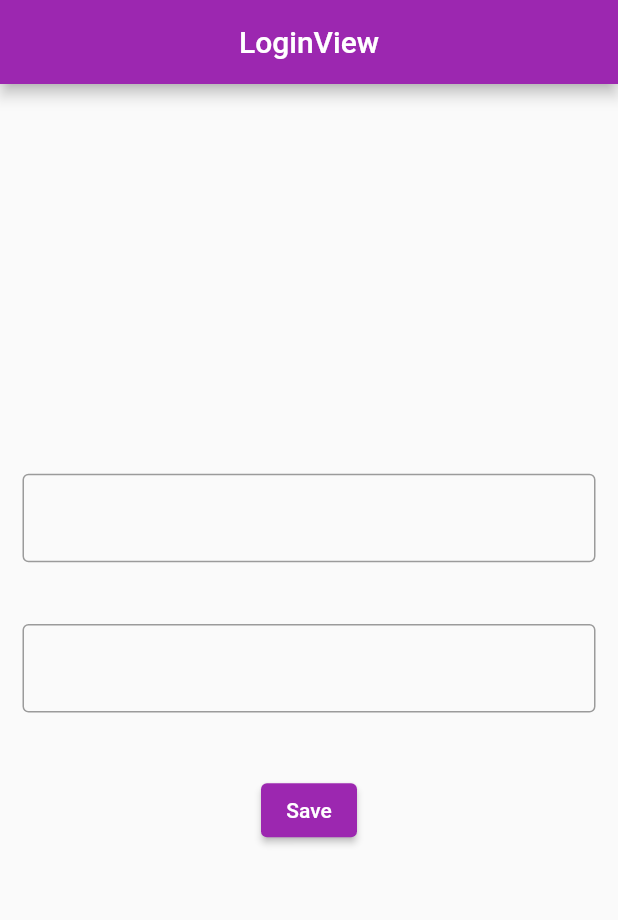
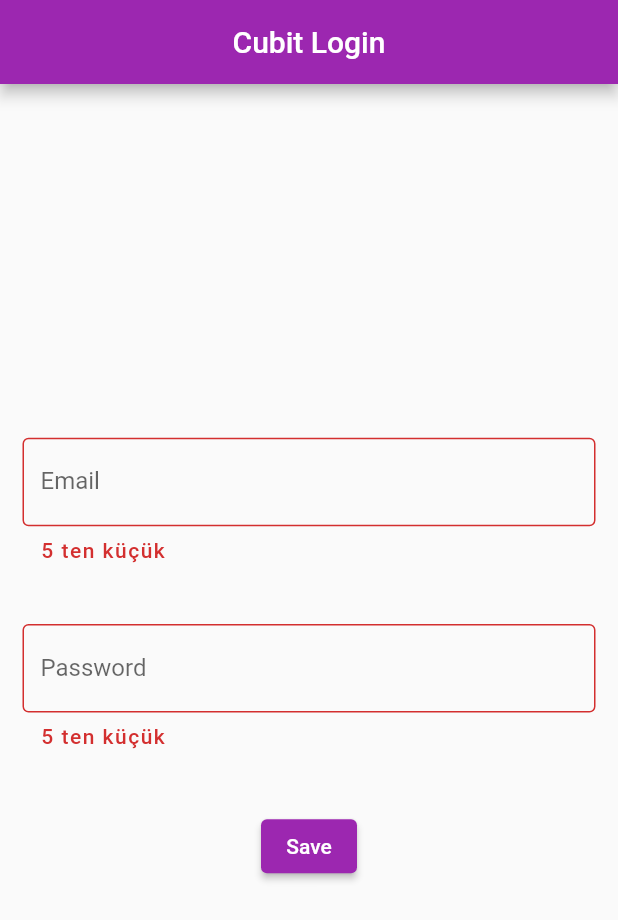
Before and after one commit to TarkanKara/Bloc_Cubit, a Flutter app: the screen it shows after launch, after a tap on "Save", on a phone screen of 412 x 824 dp. Shown: the top 920 px of the screen. Run offline on Flutter 3.47's test engine with Material 2 defaults, Android fonts, the phone set to English and light mode, and no system bars; our stand-ins replace bloc, dio, flutter_bloc.

Commit message:
Cubit Updated

```diff
--- /dev/null
+++ b/lib/cubit_3_login/model/login_request_model.dart
@@ -0,0 +1,18 @@
+class LoginRequestModel {
+  String? email;
+  String? password;
+
+  LoginRequestModel({this.email, this.password});
+
+  LoginRequestModel.fromJson(Map<String, dynamic> json) {
+    email = json['email'];
+    password = json['password'];
+  }
+
+  Map<String, dynamic> toJson() {
+    final Map<String, dynamic> data = new Map<String, dynamic>();
+    data['email'] = this.email;
+    data['password'] = this.password;
+    return data;
+  }
+}
--- /dev/null
+++ b/lib/cubit_3_login/model/login_response.dart
@@ -0,0 +1,15 @@
+class LoginResponseModel {
+  String? token;
+
+  LoginResponseModel({this.token});
+
+  LoginResponseModel.fromJson(Map<String, dynamic> json) {
+    token = json['token'];
+  }
+
+  Map<String, dynamic> toJson() {
+    final Map<String, dynamic> data = <String, dynamic>{};
+    data['token'] = token;
+    return data;
+  }
+}
--- /dev/null
+++ b/lib/cubit_3_login/service/ILoginService.dart
@@ -0,0 +1,24 @@
+import 'package:bloc_cubit/cubit_3_login/model/login_request_model.dart';
+import 'package:bloc_cubit/cubit_3_login/model/login_response.dart';
+import 'package:dio/dio.dart';
+
+abstract class ILoginService {
+  final Dio dio;
+
+  ILoginService(this.dio);
+
+  final String loginPath = ILoginServicePath.LOGIN.rawValue;
+
+  Future<LoginResponseModel?> postUserLogin(LoginRequestModel model);
+}
+
+enum ILoginServicePath { LOGIN }
+
+extension ILoginServiceExtension on ILoginServicePath {
+  String get rawValue {
+    switch (this) {
+      case ILoginServicePath.LOGIN:
+        return "login";
+    }
+  }
+}
--- /dev/null
+++ b/lib/cubit_3_login/service/login_service.dart
@@ -0,0 +1,20 @@
+import 'dart:io';
+
+import 'package:bloc_cubit/cubit_3_login/model/login_response.dart';
+import 'package:bloc_cubit/cubit_3_login/model/login_request_model.dart';
+import 'package:bloc_cubit/cubit_3_login/service/ILoginService.dart';
+import 'package:dio/dio.dart';
+
+class LoginService extends ILoginService {
+  LoginService(Dio dio) : super(dio);
+
+  @override
+  Future<LoginResponseModel?> postUserLogin(LoginRequestModel model) async {
+    final response = await dio.post(loginPath, data: model);
+    if (response.statusCode == HttpStatus.ok) {
+      return LoginResponseModel.fromJson(response.data);
+    } else {
+      return null;
+    }
+  }
+}
--- a/lib/cubit_3_login/view/login_view.dart
+++ b/lib/cubit_3_login/view/login_view.dart
@@ -1,6 +1,8 @@
 // ignore_for_file: depend_on_referenced_packages
 
+import 'package:bloc_cubit/cubit_3_login/service/login_service.dart';
 import 'package:bloc_cubit/cubit_3_login/viewmodel/login_cubit.dart';
+import 'package:dio/dio.dart';
 import 'package:flutter/material.dart';
 import 'package:flutter_bloc/flutter_bloc.dart';
 
@@ -8,49 +10,95 @@ class LoginView extends StatelessWidget {
   final GlobalKey<FormState> formKey = GlobalKey();
   final TextEditingController emailController = TextEditingController();
   final TextEditingController passwordController = TextEditingController();
+  final String baseUrl = "https://reqres.in/api/";
+
   LoginView({super.key});
 
   @override
   Widget build(BuildContext context) {
     return BlocProvider<LoginCubit>(
-        create: (context) =>
-            LoginCubit(formKey, emailController, passwordController),
-        child: buildScaffold(context));
+        create: (context) => LoginCubit(
+              formKey,
+              emailController,
+              passwordController,
+              service: LoginService(Dio(BaseOptions(baseUrl: baseUrl))),
+            ),
+        child: BlocConsumer<LoginCubit, LoginState>(
+            listener: (context, state) {},
+            builder: (context, state) => buildScaffold(context, state)));
   }
 
-  Scaffold buildScaffold(BuildContext context) {
+  Scaffold buildScaffold(BuildContext context, LoginState state) {
     return Scaffold(
-      appBar: AppBar(
-        title: const Text("LoginView"),
-        centerTitle: true,
-      ),
+      appBar: buildAppBar(context),
       body: Form(
         key: formKey,
-        autovalidateMode: AutovalidateMode.disabled,
+        autovalidateMode: autpValidateMode(state),
         child: Padding(
           padding: const EdgeInsets.only(right: 15, left: 15),
           child: Column(
             mainAxisAlignment: MainAxisAlignment.center,
             children: [
-              TextFormField(
-                  controller: emailController,
-                  validator: (value) =>
-                      (value ?? "").length > 5 ? null : "5 ten küçük",
-                  decoration:
-                      const InputDecoration(border: OutlineInputBorder())),
+              buildTextFormFieldEmail(),
               SizedBox(height: MediaQuery.of(context).size.height * 0.05),
-              TextFormField(
-                  controller: passwordController,
-                  validator: (value) =>
-                      (value ?? "").length > 5 ? null : "5 ten küçük",
-                  decoration:
-                      const InputDecoration(border: OutlineInputBorder())),
+              buildTextFormFieldPassword(),
               SizedBox(height: MediaQuery.of(context).size.height * 0.05),
-              ElevatedButton(onPressed: () {}, child: const Text("Save"))
+              ElevatedButton(
+                onPressed: context.watch<LoginCubit>().isLoading
+                    ? null
+                    : () {
+                        context.read<LoginCubit>().postUserModel();
+                      },
+                child: context.read<LoginCubit>().isLoading
+                    ? const Padding(
+                        padding: EdgeInsets.all(8.0),
+                        child: CircularProgressIndicator(color: Colors.orange),
+                      )
+                    : const Text("Save"),
+              ),
             ],
           ),
         ),
       ),
     );
   }
+
+  AppBar buildAppBar(BuildContext context) {
+    return AppBar(
+        title: const Text("Cubit Login"),
+        centerTitle: true,
+        leading: Visibility(
+          visible: context.watch<LoginCubit>().isLoading,
+          child: const Padding(
+            padding: EdgeInsets.all(8.0),
+            child: CircularProgressIndicator(color: Colors.orange),
+          ),
+        ));
+  }
+
+  AutovalidateMode autpValidateMode(LoginState state) {
+    return state is LoginValidateState
+        ? (state.isValidate
+            ? AutovalidateMode.always
+            : AutovalidateMode.disabled)
+        : AutovalidateMode.disabled;
+  }
+
+  TextFormField buildTextFormFieldPassword() {
+    return TextFormField(
+      controller: passwordController,
+      validator: (value) => (value ?? "").length > 5 ? null : "5 ten küçük",
+      decoration: const InputDecoration(
+          border: OutlineInputBorder(), labelText: "Password"),
+    );
+  }
+
+  TextFormField buildTextFormFieldEmail() {
+    return TextFormField(
+      controller: emailController,
+      validator: (value) => (value ?? "").length > 5 ? null : "5 ten küçük",
+      decoration: const InputDecoration(
+          border: OutlineInputBorder(), labelText: "Email"),
+    );
+  }
 }
--- a/lib/cubit_3_login/viewmodel/login_cubit.dart
+++ b/lib/cubit_3_login/viewmodel/login_cubit.dart
@@ -1,16 +1,51 @@
-// ignore_for_file: depend_on_referenced_packages
+// ignore_for_file: depend_on_referenced_packages, unused_field, prefer_final_fields
 
 import 'package:bloc/bloc.dart';
+import 'package:bloc_cubit/cubit_3_login/service/ILoginService.dart';
 import 'package:flutter/cupertino.dart';
 
 class LoginCubit extends Cubit<LoginState> {
   final TextEditingController emailController;
   final TextEditingController passwordController;
   final GlobalKey<FormState> formKey;
-  LoginCubit(this.formKey, this.emailController, this.passwordController)
+  final ILoginService service;
+
+  bool isLogin = false;
+  bool isLoading = false;
+
+  LoginCubit(this.formKey, this.emailController, this.passwordController,
+      {required this.service})
       : super(LoginInitial());
+
+  Future<void> postUserModel() async {
+    if (formKey.currentState?.validate() ?? false) {
+      changeLoading();
+      await Future.delayed(const Duration(seconds: 2));
+      changeLoading();
+    } else {
+      isLogin = true;
+      emit(LoginValidateState(isLogin));
+    }
+  }
+
+  void changeLoading() {
+    isLoading = !isLoading;
+    emit(LoginLoadingState(isLoading));
+  }
 }
 
 abstract class LoginState {}
 
 class LoginInitial extends LoginState {}
+
+class LoginValidateState extends LoginState {
+  final bool isValidate;
+
+  LoginValidateState(this.isValidate);
+}
+
+class LoginLoadingState extends LoginState {
+  final bool isLoading;
+
+  LoginLoadingState(this.isLoading);
+}
--- a/lib/main.dart
+++ b/lib/main.dart
@@ -13,12 +13,12 @@ class MyApp extends StatelessWidget {
       darkTheme: ThemeData.dark(),
       theme: ThemeData(
         textTheme: const TextTheme(
-          headline5: TextStyle(
+          bodyMedium: TextStyle(
             fontSize: 16,
             color: Colors.black54,
             fontWeight: FontWeight.w500,
           ),
-          caption: TextStyle(
+          bodySmall: TextStyle(
               fontSize: 14, fontWeight: FontWeight.w500, letterSpacing: 1),
         ),
         textButtonTheme: TextButtonThemeData(
@@ -29,7 +29,7 @@ class MyApp extends StatelessWidget {
             .copyWith(primary: Colors.purple, secondary: Colors.blueAccent),
       ),
       title: 'Bloc && Cubit',
-      home:  LoginView(),
+      home: LoginView(),
     );
   }
 }
--- a/pubspec.yaml
+++ b/pubspec.yaml
@@ -36,6 +36,7 @@ dependencies:
   # The following adds the Cupertino Icons font to your application.
   # Use with the CupertinoIcons class for iOS style icons.
   cupertino_icons: ^1.0.2
+  dio: ^5.0.0
 
 dev_dependencies:
   flutter_test:
```
Also changed, not shown: pubspec.lock.
